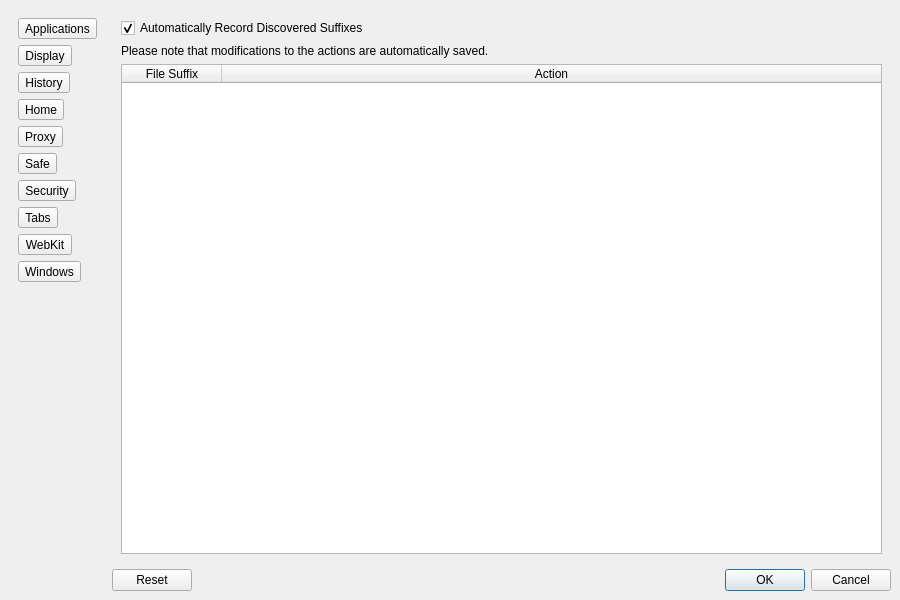
Old version of the form Version 1.x/UI/dsettings.ui in the repository textbrowser/dooble.
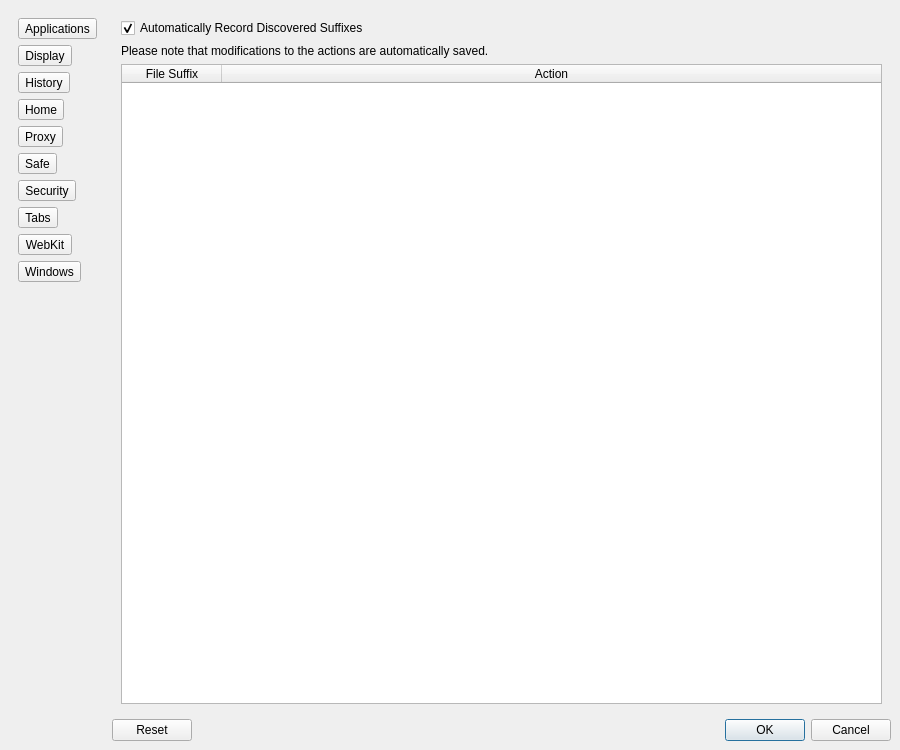
New version of the form. Custom widgets are drawn as their Qt base class.

What changed in the file:
```diff
--- a/Version 1.x/UI/dsettings.ui
+++ b/Version 1.x/UI/dsettings.ui
@@ -7,7 +7,7 @@
     <x>0</x>
     <y>0</y>
     <width>900</width>
-    <height>600</height>
+    <height>750</height>
    </rect>
   </property>
   <property name="windowTitle">
@@ -38,7 +38,7 @@
          <x>0</x>
          <y>0</y>
          <width>99</width>
-         <height>582</height>
+         <height>732</height>
         </rect>
        </property>
        <layout class="QVBoxLayout" name="verticalLayout_22">
```
